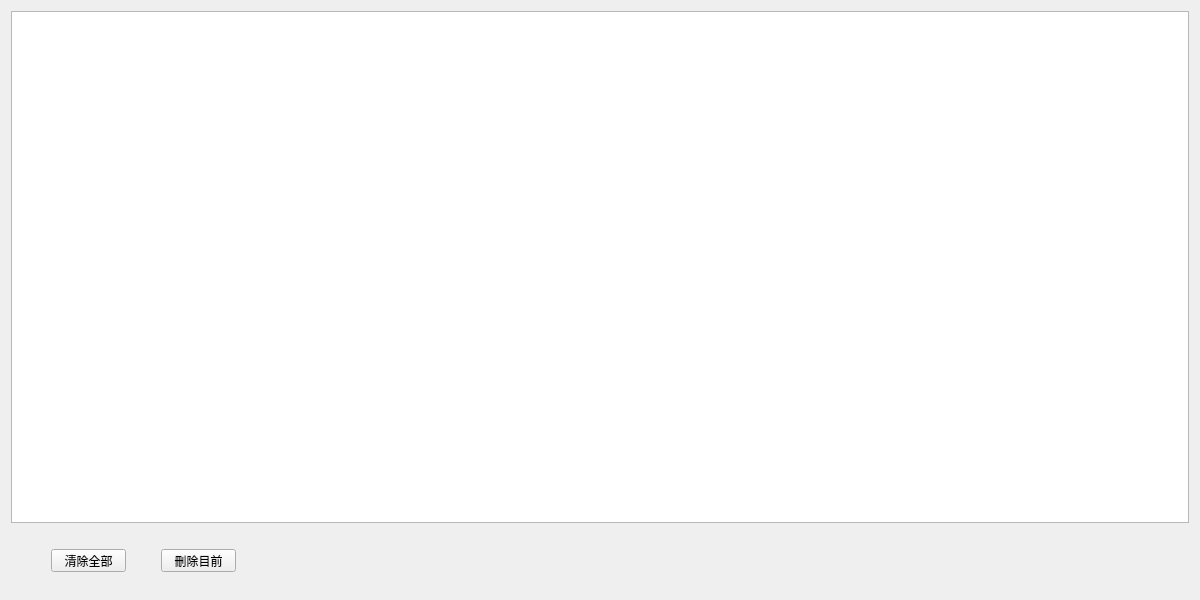
This is frmeventview.ui in haoyi-jason/BMS_HY01_old as Qt 5 draws it before an edit. The edited form follows.
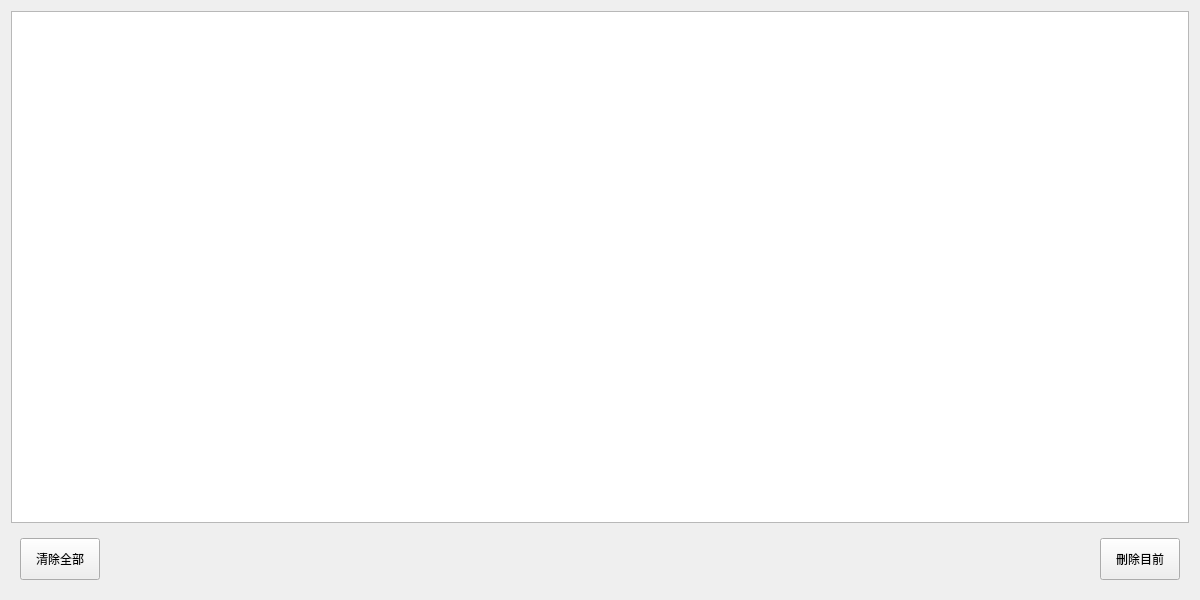
This is the edited form.

What changed in the file:
```diff
--- a/frmeventview.ui
+++ b/frmeventview.ui
@@ -38,32 +38,47 @@
        <height>60</height>
       </size>
      </property>
+     <layout class="QHBoxLayout" name="horizontalLayout">
+      <item>
      <widget class="QPushButton" name="pbClearAll">
-      <property name="geometry">
-       <rect>
-        <x>40</x>
-        <y>20</y>
-        <width>75</width>
-        <height>23</height>
-       </rect>
+        <property name="sizePolicy">
+         <sizepolicy hsizetype="Minimum" vsizetype="Expanding">
+          <horstretch>0</horstretch>
+          <verstretch>0</verstretch>
+         </sizepolicy>
       </property>
       <property name="text">
        <string>清除全部</string>
       </property>
      </widget>
+      </item>
+      <item>
+       <spacer name="horizontalSpacer">
+        <property name="orientation">
+         <enum>Qt::Horizontal</enum>
+        </property>
+        <property name="sizeHint" stdset="0">
+         <size>
+          <width>40</width>
+          <height>20</height>
+         </size>
+        </property>
+       </spacer>
+      </item>
+      <item>
      <widget class="QPushButton" name="pbDeleteCurrent">
-      <property name="geometry">
-       <rect>
-        <x>150</x>
-        <y>20</y>
-        <width>75</width>
-        <height>23</height>
-       </rect>
+        <property name="sizePolicy">
+         <sizepolicy hsizetype="Minimum" vsizetype="Expanding">
+          <horstretch>0</horstretch>
+          <verstretch>0</verstretch>
+         </sizepolicy>
       </property>
       <property name="text">
        <string>刪除目前</string>
       </property>
      </widget>
+      </item>
+     </layout>
     </widget>
    </item>
   </layout>
```
Lines whose indentation alone changed are shown as unchanged.
